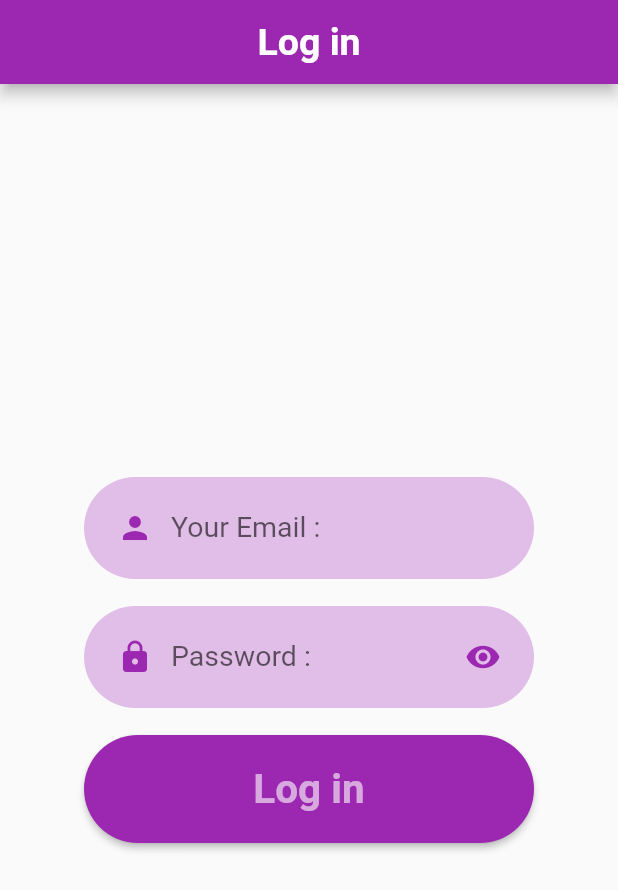
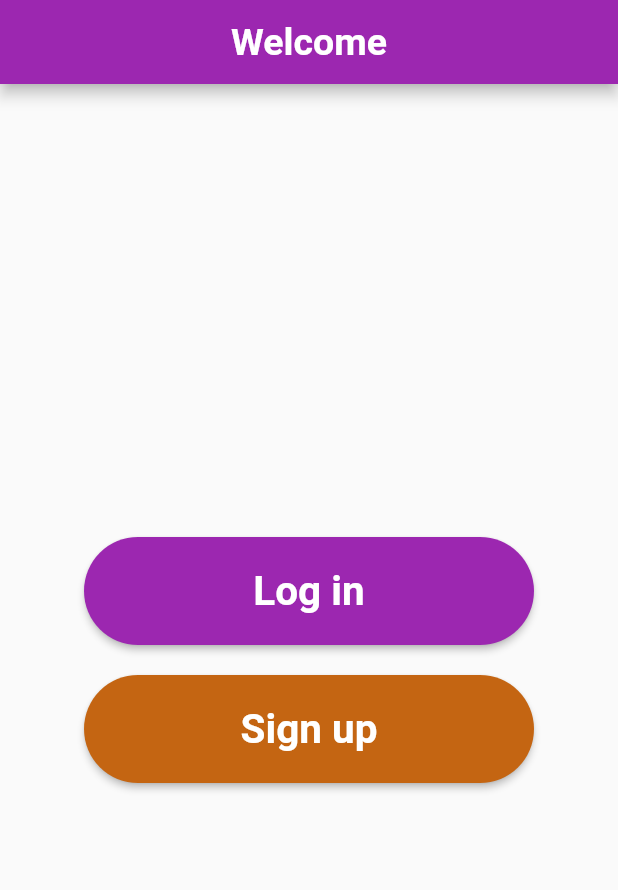
Before and after one commit to unesxavi/flutter-login-form, a Flutter app: the screen it shows after launch, on a phone screen of 412 x 824 dp. Shown: the top 890 px of the screen. Run offline on Flutter 3.47's test engine with Material 2 defaults, Android fonts, the phone set to English and light mode, and no system bars.

Commit message:
first commit V5

```diff
--- a/lib/main.dart
+++ b/lib/main.dart
@@ -1,4 +1,7 @@
 import 'package:flutter/material.dart';
+import 'package:flutter_login_form/pages/login.dart';
+import 'package:flutter_login_form/pages/signup.dart';
+import 'package:flutter_login_form/pages/welcome.dart';
 
 void main() {
   runApp(const MyApp());
@@ -15,130 +18,13 @@ class MyApp extends StatelessWidget {
       theme: ThemeData(
         primarySwatch: Colors.blue,
       ),
-      home: const LoginFormUI(),
       debugShowCheckedModeBanner: false,
+      initialRoute: '/',
+      routes: {
+        '/': (context) => const Welcome(),
+        '/login': (context) => const Login(),
+        '/signup': (context) => const Signup(),
+      },
     );
   }
 }
-
-class LoginFormUI extends StatelessWidget {
-  const LoginFormUI({super.key});
-
-  @override
-  Widget build(BuildContext context) {
-    return SafeArea(
-      child: Scaffold(
-        appBar: AppBar(
-          centerTitle: true,
-          title: const Text(
-            'Log in',
-            style: TextStyle(
-              fontSize: 25,
-              fontWeight: FontWeight.bold,
-            ),
-          ),
-          backgroundColor: Colors.purple,
-        ),
-        body: SizedBox(
-          width: double.infinity,
-          child: Column(
-            mainAxisAlignment: MainAxisAlignment.center,
-            crossAxisAlignment: CrossAxisAlignment.center,
-            children: [
-              Container(
-                width: 300,
-                padding:
-                    const EdgeInsets.symmetric(horizontal: 10, vertical: 10),
-                decoration: BoxDecoration(
-                  borderRadius: BorderRadius.circular(66),
-                  color: Colors.purple[100],
-                ),
-                child: const TextField(
-                  obscureText: false,
-                  keyboardType: TextInputType.emailAddress,
-                  textInputAction: TextInputAction.done,
-                  decoration: InputDecoration(
-                    hintText: "Your Email :",
-                    hintStyle: TextStyle(
-                      fontSize: 19,
-                    ),
-                    // labelText: "Email :",
-                    labelStyle: TextStyle(
-                      fontSize: 22,
-                    ),
-                    // border: OutlineInputBorder(),
-                    border: InputBorder.none,
-                    prefixIcon: Icon(
-                      Icons.person,
-                      color: Colors.purple,
-                    ),
-                  ),
-                ),
-              ),
-              Container(
-                width: 300,
-                padding:
-                    const EdgeInsets.symmetric(horizontal: 10, vertical: 10),
-                margin: const EdgeInsets.symmetric(vertical: 18),
-                decoration: BoxDecoration(
-                  borderRadius: BorderRadius.circular(66),
-                  color: Colors.purple[100],
-                ),
-                child: const TextField(
-                  obscureText: true,
-                  keyboardType: TextInputType.visiblePassword,
-                  textInputAction: TextInputAction.done,
-                  decoration: InputDecoration(
-                    hintText: "Password :",
-                    hintStyle: TextStyle(
-                      fontSize: 19,
-                    ),
-                    // labelText: "Email :",
-                    labelStyle: TextStyle(
-                      fontSize: 22,
-                    ),
-                    // border: OutlineInputBorder(),
-                    border: InputBorder.none,
-                    prefixIcon: Icon(
-                      Icons.lock,
-                      color: Colors.purple,
-                    ),
-                    suffixIcon: Icon(
-                      Icons.visibility,
-                      color: Colors.purple,
-                    ),
-                  ),
-                ),
-              ),
-              Container(
-                width: 300,
-                margin: const EdgeInsets.all(0),
-                child: ElevatedButton(
-                  onPressed: () {},
-                  style: ButtonStyle(
-                    backgroundColor: MaterialStateProperty.all(Colors.purple),
-                    padding:
-                        MaterialStateProperty.all(const EdgeInsets.all(20)),
-                    foregroundColor: MaterialStateProperty.all(Colors.white60),
-                    shape: MaterialStateProperty.all(
-                      RoundedRectangleBorder(
-                        borderRadius: BorderRadius.circular(66),
-                      ),
-                    ),
-                  ),
-                  child: const Text(
-                    'Log in',
-                    style: TextStyle(
-                      fontSize: 27,
-                      fontWeight: FontWeight.bold,
-                    ),
-                  ),
-                ),
-              ),
-            ],
-          ),
-        ),
-      ),
-    );
-  }
-}
--- /dev/null
+++ b/lib/pages/welcome.dart
@@ -0,0 +1,90 @@
+import 'package:flutter/material.dart';
+
+class Welcome extends StatelessWidget {
+  const Welcome({super.key});
+
+  @override
+  Widget build(BuildContext context) {
+    return SafeArea(
+      child: Scaffold(
+        appBar: AppBar(
+          centerTitle: true,
+          title: const Text(
+            'Welcome',
+            style: TextStyle(
+              fontSize: 25,
+              fontWeight: FontWeight.bold,
+            ),
+          ),
+          backgroundColor: Colors.purple,
+        ),
+        body: SizedBox(
+          width: double.infinity,
+          child: Column(
+            mainAxisAlignment: MainAxisAlignment.center,
+            crossAxisAlignment: CrossAxisAlignment.center,
+            children: [
+              Container(
+                width: 300,
+                margin: const EdgeInsets.all(0),
+                child: ElevatedButton(
+                  onPressed: () {
+                    Navigator.pushNamed(context, '/login');
+                  },
+                  style: ButtonStyle(
+                    backgroundColor: MaterialStateProperty.all(Colors.purple),
+                    padding:
+                        MaterialStateProperty.all(const EdgeInsets.all(20)),
+                    foregroundColor: MaterialStateProperty.all(Colors.white60),
+                    shape: MaterialStateProperty.all(
+                      RoundedRectangleBorder(
+                        borderRadius: BorderRadius.circular(66),
+                      ),
+                    ),
+                  ),
+                  child: const Text(
+                    'Log in',
+                    style: TextStyle(
+                      fontSize: 27,
+                      fontWeight: FontWeight.bold,
+                      color: Colors.white,
+                    ),
+                  ),
+                ),
+              ),
+              Container(
+                width: 300,
+                margin: const EdgeInsets.only(top: 20),
+                child: ElevatedButton(
+                  onPressed: () {
+                    Navigator.pushNamed(context, '/signup');
+                  },
+                  style: ButtonStyle(
+                    backgroundColor: MaterialStateProperty.all(
+                        const Color.fromARGB(255, 196, 101, 18)),
+                    padding:
+                        MaterialStateProperty.all(const EdgeInsets.all(20)),
+                    foregroundColor: MaterialStateProperty.all(Colors.white60),
+                    shape: MaterialStateProperty.all(
+                      RoundedRectangleBorder(
+                        borderRadius: BorderRadius.circular(66),
+                      ),
+                    ),
+                  ),
+                  child: const Text(
+                    'Sign up',
+                    style: TextStyle(
+                      fontSize: 27,
+                      fontWeight: FontWeight.bold,
+                      color: Colors.white,
+                    ),
+                  ),
+                ),
+              ),
+            ],
+          ),
+        ),
+      ),
+    );
+  }
+}
```
Also changed, not shown: lib/pages/login.dart (added, +131 -0 lines), lib/pages/signup.dart (added, +162 -0 lines).
